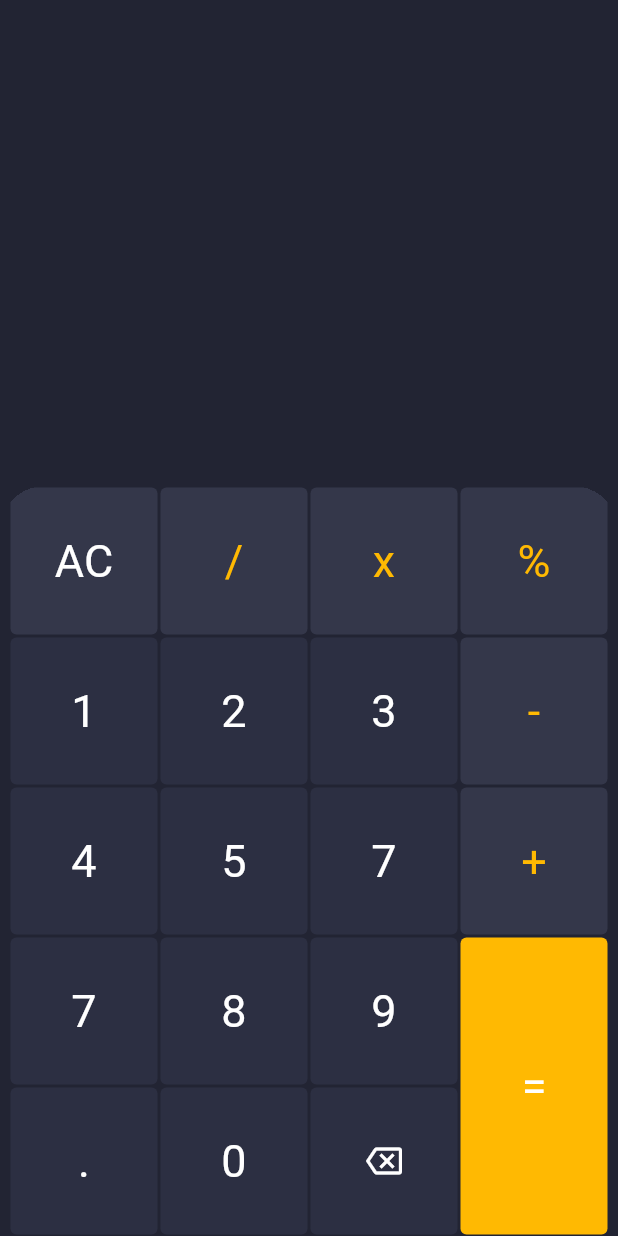
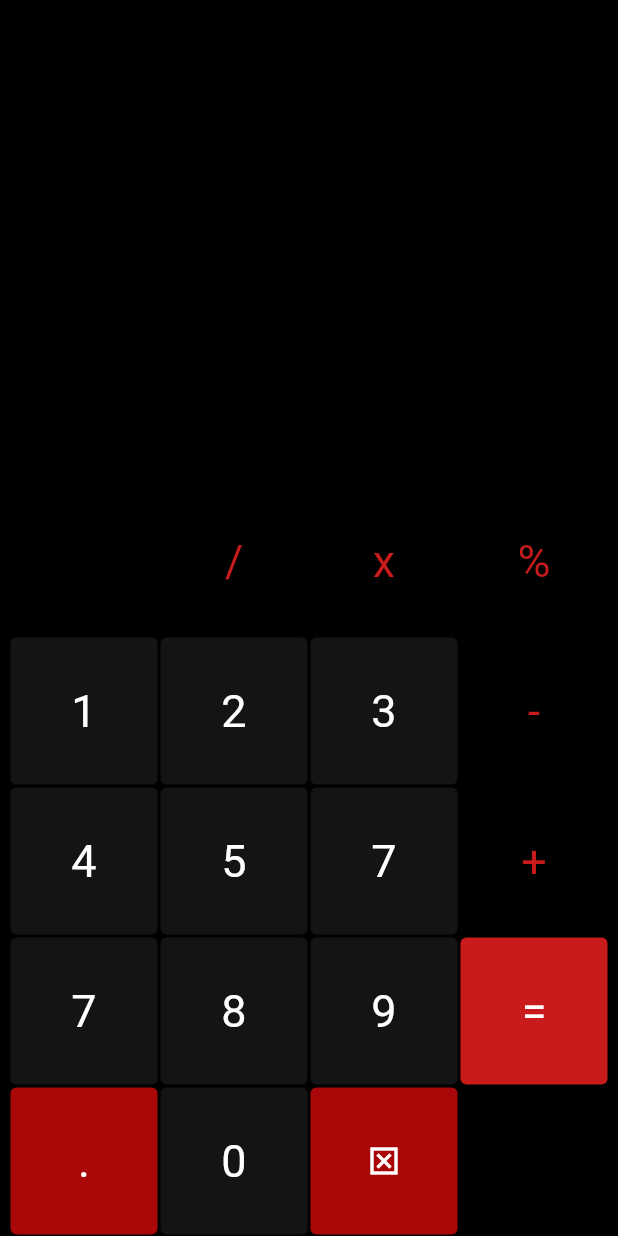
Before and after one commit to deadman327/flutter_calculator_provider, a Flutter app: the screen it shows after launch, on a phone screen of 412 x 824 dp. Run offline on Flutter 3.47's test engine with Material 2 defaults, Android fonts, the phone set to English and light mode, and no system bars; our stand-ins replace math_expressions.

Commit message:
Comit final dart aplicaciton

```diff
--- a/lib/buttons/action_button.dart
+++ b/lib/buttons/action_button.dart
@@ -13,7 +13,7 @@ class ActionButton extends StatelessWidget {
   ActionButton({
     Key? key,
     required this.text,
-    this.background = const Color(0xff34374a),
+    this.background = const Color(0xFF0000),
     this.color = const Color(0xffffffff),
     this.icon,
     this.height = 1,
--- a/lib/buttons/number_button.dart
+++ b/lib/buttons/number_button.dart
@@ -14,7 +14,7 @@ class NumberButton extends StatelessWidget {
     final dataProvider = context.read<DataProvider>();
 
     var buttonStyle = ElevatedButton.styleFrom(
-      primary: const Color(0xff2c2f42),
+      primary: Color.fromARGB(255, 20, 20, 20),
       elevation: 0,
     );
 
--- a/lib/components/keyboard.dart
+++ b/lib/components/keyboard.dart
@@ -17,11 +17,11 @@ class Keyboard extends StatelessWidget {
       children: [
         Column(
           children: [
-            ActionButton(text: 'AC'),
+            ActionButton(text: ''),
             NumberButton('1'),
             NumberButton('4'),
             NumberButton('7'),
-            ActionButton(text: '.', background: const Color(0xff2c2f42)),
+            ActionButton(text: '.', background: Color.fromARGB(255, 170, 8, 8)),
           ],
         ),
         Column(
@@ -47,8 +47,8 @@ class Keyboard extends StatelessWidget {
             NumberButton('9'),
             ActionButton(
               text: 'del',
-              icon: Icons.backspace_outlined,
-              background: const Color(0xff2c2f42),
+              icon: Icons.disabled_by_default_outlined,
+              background: Color.fromARGB(255, 170, 8, 8),
             ),
           ],
         ),
@@ -56,20 +56,23 @@ class Keyboard extends StatelessWidget {
           children: [
             ActionButton(
               text: '%',
+              height: 1,
               color: primaryColor,
             ),
             ActionButton(
               text: '-',
+              height: 1,
               color: primaryColor,
             ),
             ActionButton(
               text: '+',
+              height: 1,
               color: primaryColor,
             ),
             ActionButton(
               text: '=',
               background: primaryColor,
-              height: 2,
+              height: 1,
             ),
           ],
         ),
--- a/lib/data_provider.dart
+++ b/lib/data_provider.dart
@@ -35,13 +35,13 @@ class DataProvider with ChangeNotifier {
           notifyListeners();
           break;
 
+        case '=':
+          equalResult();
+          break;
+
         case 'AC':
           _data = '';
           notifyListeners();
-          break;
-
-        case '=':
-          equalResult();
           break;
 
         default:
--- a/lib/main.dart
+++ b/lib/main.dart
@@ -35,8 +35,8 @@ class MyApp extends StatelessWidget {
     return MaterialApp(
       title: 'Calculator',
       theme: ThemeData(
-        primaryColor: const Color(0xffffb902),
-        backgroundColor: const Color(0xff222433),
+        primaryColor: Color.fromARGB(255, 201, 27, 27),
+        backgroundColor: Color.fromARGB(255, 0, 0, 0),
         brightness: Brightness.dark,
       ),
       home: const Home(),
```
